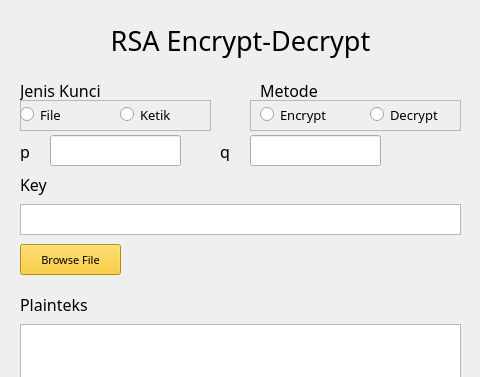
Old version of the form main.ui in the repository roscellyn/RSA-Algorithm; both pictures show x 0 to 480 and y 0 to 377 of the 480 by 701 pixel window.
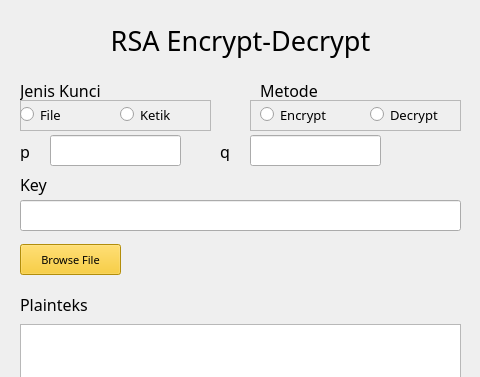
New version of the form.

```diff
--- a/main.ui
+++ b/main.ui
@@ -55,16 +55,6 @@
      <string>Jenis Kunci</string>
     </property>
    </widget>
-   <widget class="QTextEdit" name="input_key">
-    <property name="geometry">
-     <rect>
-      <x>20</x>
-      <y>204</y>
-      <width>441</width>
-      <height>31</height>
-     </rect>
-    </property>
-   </widget>
    <widget class="QLabel" name="metode">
     <property name="geometry">
      <rect>
@@ -504,6 +494,26 @@
      </rect>
     </property>
    </widget>
+   <widget class="QLineEdit" name="input_key">
+    <property name="geometry">
+     <rect>
+      <x>20</x>
+      <y>200</y>
+      <width>441</width>
+      <height>31</height>
+     </rect>
+    </property>
+   </widget>
+   <widget class="QTextBrowser" name="input">
+    <property name="geometry">
+     <rect>
+      <x>20</x>
+      <y>324</y>
+      <width>441</width>
+      <height>71</height>
+     </rect>
+    </property>
+   </widget>
   </widget>
   <widget class="QMenuBar" name="menubar">
    <property name="geometry">
```
Left out of the diff: 12 changed lines with no effect on the pictures.
